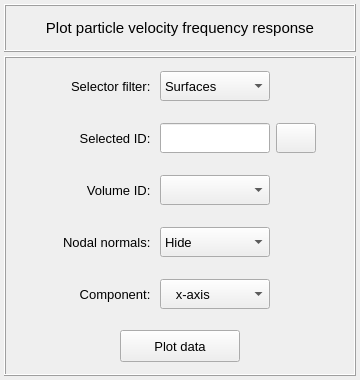
Old version of the form vibra/interface/data/ui_files/plots/acoustic/particle_velocity_inputs.ui in the repository MOPT-UFSC/VIBRA.
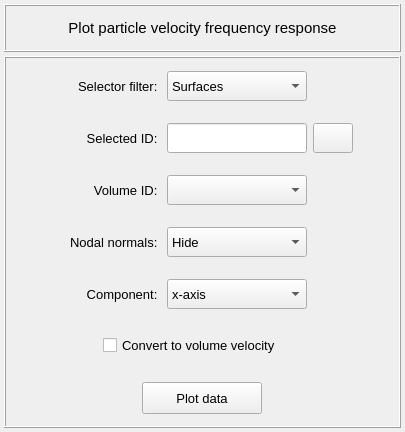
New version of the form. Icons and pictures are not drawn.

Commit message: Add a feature to convert the particle velocity to volume velocity

What changed in the file:
```diff
--- a/vibra/interface/data/ui_files/plots/acoustic/particle_velocity_inputs.ui
+++ b/vibra/interface/data/ui_files/plots/acoustic/particle_velocity_inputs.ui
@@ -6,8 +6,8 @@
    <rect>
     <x>0</x>
     <y>0</y>
-    <width>360</width>
-    <height>380</height>
+    <width>405</width>
+    <height>432</height>
    </rect>
   </property>
   <property name="windowTitle">
@@ -141,6 +141,304 @@
       <property name="spacing">
        <number>4</number>
       </property>
+      <item row="4" column="0">
+       <widget class="QFrame" name="frame_8">
+        <property name="minimumSize">
+         <size>
+          <width>0</width>
+          <height>48</height>
+         </size>
+        </property>
+        <property name="maximumSize">
+         <size>
+          <width>16777215</width>
+          <height>48</height>
+         </size>
+        </property>
+        <property name="frameShape">
+         <enum>QFrame::NoFrame</enum>
+        </property>
+        <property name="frameShadow">
+         <enum>QFrame::Raised</enum>
+        </property>
+        <layout class="QGridLayout" name="gridLayout_9">
+         <property name="leftMargin">
+          <number>2</number>
+         </property>
+         <property name="topMargin">
+          <number>2</number>
+         </property>
+         <property name="rightMargin">
+          <number>2</number>
+         </property>
+         <property name="bottomMargin">
+          <number>2</number>
+         </property>
+         <property name="horizontalSpacing">
+          <number>6</number>
+         </property>
+         <property name="verticalSpacing">
+          <number>2</number>
+         </property>
+         <item row="0" column="0">
+          <spacer name="horizontalSpacer_9">
+           <property name="orientation">
+            <enum>Qt::Horizontal</enum>
+           </property>
+           <property name="sizeHint" stdset="0">
+            <size>
+             <width>40</width>
+             <height>20</height>
+            </size>
+           </property>
+          </spacer>
+         </item>
+         <item row="0" column="4">
+          <spacer name="horizontalSpacer_10">
+           <property name="orientation">
+            <enum>Qt::Horizontal</enum>
+           </property>
+           <property name="sizeHint" stdset="0">
+            <size>
+             <width>40</width>
+             <height>20</height>
+            </size>
+           </property>
+          </spacer>
+         </item>
+         <item row="0" column="3">
+          <widget class="QFrame" name="frame_11">
+           <property name="minimumSize">
+            <size>
+             <width>40</width>
+             <height>30</height>
+            </size>
+           </property>
+           <property name="maximumSize">
+            <size>
+             <width>40</width>
+             <height>30</height>
+            </size>
+           </property>
+           <property name="frameShape">
+            <enum>QFrame::NoFrame</enum>
+           </property>
+           <property name="frameShadow">
+            <enum>QFrame::Raised</enum>
+           </property>
+          </widget>
+         </item>
+         <item row="0" column="1">
+          <widget class="QLabel" name="label_5">
+           <property name="minimumSize">
+            <size>
+             <width>110</width>
+             <height>30</height>
+            </size>
+           </property>
+           <property name="maximumSize">
+            <size>
+             <width>110</width>
+             <height>30</height>
+            </size>
+           </property>
+           <property name="font">
+            <font>
+             <pointsize>10</pointsize>
+            </font>
+           </property>
+           <property name="text">
+            <string>Nodal normals: </string>
+           </property>
+           <property name="alignment">
+            <set>Qt::AlignRight|Qt::AlignTrailing|Qt::AlignVCenter</set>
+           </property>
+          </widget>
+         </item>
+         <item row="0" column="2">
+          <widget class="QComboBox" name="comboBox_nodal_normals">
+           <property name="minimumSize">
+            <size>
+             <width>140</width>
+             <height>30</height>
+            </size>
+           </property>
+           <property name="maximumSize">
+            <size>
+             <width>140</width>
+             <height>30</height>
+            </size>
+           </property>
+           <property name="font">
+            <font>
+             <pointsize>10</pointsize>
+            </font>
+           </property>
+           <property name="styleSheet">
+            <string notr="true"/>
+           </property>
+           <property name="currentIndex">
+            <number>0</number>
+           </property>
+           <item>
+            <property name="text">
+             <string>Hide</string>
+            </property>
+           </item>
+           <item>
+            <property name="text">
+             <string>Show</string>
+            </property>
+           </item>
+          </widget>
+         </item>
+        </layout>
+       </widget>
+      </item>
+      <item row="3" column="0">
+       <widget class="QFrame" name="frame_volumes_selector">
+        <property name="minimumSize">
+         <size>
+          <width>0</width>
+          <height>48</height>
+         </size>
+        </property>
+        <property name="maximumSize">
+         <size>
+          <width>16777215</width>
+          <height>48</height>
+         </size>
+        </property>
+        <property name="frameShape">
+         <enum>QFrame::NoFrame</enum>
+        </property>
+        <property name="frameShadow">
+         <enum>QFrame::Raised</enum>
+        </property>
+        <layout class="QGridLayout" name="gridLayout_7">
+         <property name="leftMargin">
+          <number>2</number>
+         </property>
+         <property name="topMargin">
+          <number>2</number>
+         </property>
+         <property name="rightMargin">
+          <number>2</number>
+         </property>
+         <property name="bottomMargin">
+          <number>2</number>
+         </property>
+         <property name="horizontalSpacing">
+          <number>6</number>
+         </property>
+         <property name="verticalSpacing">
+          <number>2</number>
+         </property>
+         <item row="0" column="1">
+          <widget class="QLabel" name="label_3">
+           <property name="minimumSize">
+            <size>
+             <width>110</width>
+             <height>30</height>
+            </size>
+           </property>
+           <property name="maximumSize">
+            <size>
+             <width>110</width>
+             <height>30</height>
+            </size>
+           </property>
+           <property name="font">
+            <font>
+             <pointsize>10</pointsize>
+            </font>
+           </property>
+           <property name="text">
+            <string>Volume ID: </string>
+           </property>
+           <property name="alignment">
+            <set>Qt::AlignRight|Qt::AlignTrailing|Qt::AlignVCenter</set>
+           </property>
+          </widget>
+         </item>
+         <item row="0" column="2">
+          <widget class="QComboBox" name="comboBox_volumes">
+           <property name="minimumSize">
+            <size>
+             <width>140</width>
+             <height>30</height>
+            </size>
+           </property>
+           <property name="maximumSize">
+            <size>
+             <width>140</width>
+             <height>30</height>
+            </size>
+           </property>
+           <property name="font">
+            <font>
+             <pointsize>10</pointsize>
+            </font>
+           </property>
+           <property name="styleSheet">
+            <string notr="true"/>
+           </property>
+           <property name="currentIndex">
+            <number>-1</number>
+           </property>
+          </widget>
+         </item>
+         <item row="0" column="3">
+          <widget class="QFrame" name="frame_10">
+           <property name="minimumSize">
+            <size>
+             <width>40</width>
+             <height>30</height>
+            </size>
+           </property>
+           <property name="maximumSize">
+            <size>
+             <width>40</width>
+             <height>30</height>
+            </size>
+           </property>
+           <property name="frameShape">
+            <enum>QFrame::NoFrame</enum>
+           </property>
+           <property name="frameShadow">
+            <enum>QFrame::Raised</enum>
+           </property>
+          </widget>
+         </item>
+         <item row="0" column="0">
+          <spacer name="horizontalSpacer_5">
+           <property name="orientation">
+            <enum>Qt::Horizontal</enum>
+           </property>
+           <property name="sizeHint" stdset="0">
+            <size>
+             <width>40</width>
+             <height>20</height>
+            </size>
+           </property>
+          </spacer>
+         </item>
+         <item row="0" column="4">
+          <spacer name="horizontalSpacer_6">
+           <property name="orientation">
+            <enum>Qt::Horizontal</enum>
+           </property>
+           <property name="sizeHint" stdset="0">
+            <size>
+             <width>40</width>
+             <height>20</height>
+            </size>
+           </property>
+          </spacer>
+         </item>
+        </layout>
+       </widget>
+      </item>
       <item row="0" column="0">
        <widget class="QFrame" name="frame_5">
         <property name="minimumSize">
@@ -211,13 +509,13 @@
           <widget class="QComboBox" name="comboBox_selector_filter">
            <property name="minimumSize">
             <size>
-             <width>110</width>
+             <width>140</width>
              <height>30</height>
             </size>
            </property>
            <property name="maximumSize">
             <size>
-             <width>110</width>
+             <width>140</width>
              <height>30</height>
             </size>
            </property>
@@ -295,7 +593,7 @@
         </layout>
        </widget>
       </item>
-      <item row="4" column="0">
+      <item row="5" column="0">
        <widget class="QFrame" name="frame_7">
         <property name="minimumSize">
          <size>
@@ -365,13 +663,13 @@
           <widget class="QComboBox" name="comboBox_component_selector">
            <property name="minimumSize">
             <size>
-             <width>110</width>
+             <width>140</width>
              <height>30</height>
             </size>
            </property>
            <property name="maximumSize">
             <size>
-             <width>110</width>
+             <width>140</width>
              <height>30</height>
             </size>
            </property>
@@ -388,7 +686,7 @@
            </property>
            <item>
             <property name="text">
-             <string>   x-axis</string>
+             <string>x-axis</string>
             </property>
            </item>
            <item>
@@ -533,13 +831,13 @@
           <widget class="QLineEdit" name="lineEdit_selection_id">
            <property name="minimumSize">
             <size>
-             <width>110</width>
+             <width>140</width>
              <height>30</height>
             </size>
            </property>
            <property name="maximumSize">
             <size>
-             <width>110</width>
+             <width>140</width>
              <height>30</height>
             </size>
            </property>
@@ -635,7 +933,7 @@
         </layout>
        </widget>
       </item>
-      <item row="5" column="0">
+      <item row="7" column="0">
        <widget class="QFrame" name="frame_3">
         <property name="minimumSize">
          <size>
@@ -704,8 +1002,8 @@
         </layout>
        </widget>
       </item>
-      <item row="2" column="0">
-       <widget class="QFrame" name="frame_volumes_selector">
+      <item row="6" column="0">
+       <widget class="QFrame" name="frame_convert_data">
         <property name="minimumSize">
          <size>
           <width>0</width>
@@ -724,7 +1022,7 @@
         <property name="frameShadow">
          <enum>QFrame::Raised</enum>
         </property>
-        <layout class="QGridLayout" name="gridLayout_7">
+        <layout class="QGridLayout" name="gridLayout_10">
          <property name="leftMargin">
           <number>2</number>
          </property>
@@ -743,84 +1041,8 @@
          <property name="verticalSpacing">
           <number>2</number>
          </property>
-         <item row="0" column="1">
-          <widget class="QLabel" name="label_3">
-           <property name="minimumSize">
-            <size>
-             <width>110</width>
-             <height>30</height>
-            </size>
-           </property>
-           <property name="maximumSize">
-            <size>
-             <width>110</width>
-             <height>30</height>
-            </size>
-           </property>
-           <property name="font">
-            <font>
-             <pointsize>10</pointsize>
-            </font>
-           </property>
-           <property name="text">
-            <string>Volume ID: </string>
-           </property>
-           <property name="alignment">
-            <set>Qt::AlignRight|Qt::AlignTrailing|Qt::AlignVCenter</set>
-           </property>
-          </widget>
-         </item>
-         <item row="0" column="2">
-          <widget class="QComboBox" name="comboBox_volumes">
-           <property name="minimumSize">
-            <size>
-             <width>110</width>
-             <height>30</height>
-            </size>
-           </property>
-           <property name="maximumSize">
-            <size>
-             <width>110</width>
-             <height>30</height>
-            </size>
-           </property>
-           <property name="font">
-            <font>
-             <pointsize>10</pointsize>
-            </font>
-           </property>
-           <property name="styleSheet">
-            <string notr="true"/>
-           </property>
-           <property name="currentIndex">
-            <number>-1</number>
-           </property>
-          </widget>
-         </item>
-         <item row="0" column="3">
-          <widget class="QFrame" name="frame_10">
-           <property name="minimumSize">
-            <size>
-             <width>40</width>
-             <height>30</height>
-            </size>
-           </property>
-           <property name="maximumSize">
-            <size>
-             <width>40</width>
-             <height>30</height>
-            </size>
-           </property>
-           <property name="frameShape">
-            <enum>QFrame::NoFrame</enum>
-           </property>
-           <property name="frameShadow">
-            <enum>QFrame::Raised</enum>
-           </property>
-          </widget>
-         </item>
          <item row="0" column="0">
-          <spacer name="horizontalSpacer_5">
+          <spacer name="horizontalSpacer_11">
            <property name="orientation">
             <enum>Qt::Horizontal</enum>
            </property>
@@ -832,8 +1054,8 @@
            </property>
           </spacer>
          </item>
-         <item row="0" column="4">
-          <spacer name="horizontalSpacer_6">
+         <item row="0" column="2">
+          <spacer name="horizontalSpacer_12">
            <property name="orientation">
             <enum>Qt::Horizontal</enum>
            </property>
@@ -845,160 +1067,24 @@
            </property>
           </spacer>
          </item>
-        </layout>
-       </widget>
-      </item>
-      <item row="3" column="0">
-       <widget class="QFrame" name="frame_8">
-        <property name="minimumSize">
-         <size>
-          <width>0</width>
-          <height>48</height>
-         </size>
-        </property>
-        <property name="maximumSize">
-         <size>
-          <width>16777215</width>
-          <height>48</height>
-         </size>
-        </property>
-        <property name="frameShape">
-         <enum>QFrame::NoFrame</enum>
-        </property>
-        <property name="frameShadow">
-         <enum>QFrame::Raised</enum>
-        </property>
-        <layout class="QGridLayout" name="gridLayout_9">
-         <property name="leftMargin">
-          <number>2</number>
-         </property>
-         <property name="topMargin">
-          <number>2</number>
-         </property>
-         <property name="rightMargin">
-          <number>2</number>
-         </property>
-         <property name="bottomMargin">
-          <number>2</number>
-         </property>
-         <property name="horizontalSpacing">
-          <number>6</number>
-         </property>
-         <property name="verticalSpacing">
-          <number>2</number>
-         </property>
          <item row="0" column="1">
-          <widget class="QLabel" name="label_5">
+          <widget class="QCheckBox" name="checkBox_convert_to_volume_velocity">
            <property name="minimumSize">
             <size>
-             <width>110</width>
-             <height>30</height>
+             <width>200</width>
+             <height>0</height>
             </size>
            </property>
-           <property name="maximumSize">
-            <size>
-             <width>110</width>
-             <height>30</height>
-            </size>
-           </property>
            <property name="font">
             <font>
              <pointsize>10</pointsize>
             </font>
            </property>
            <property name="text">
-            <string>Nodal normals: </string>
+            <string>Convert to volume velocity</string>
            </property>
-           <property name="alignment">
-            <set>Qt::AlignRight|Qt::AlignTrailing|Qt::AlignVCenter</set>
-           </property>
           </widget>
          </item>
-         <item row="0" column="2">
-          <widget class="QComboBox" name="comboBox_nodal_normals">
-           <property name="minimumSize">
-            <size>
-             <width>110</width>
-             <height>30</height>
-            </size>
-           </property>
-           <property name="maximumSize">
-            <size>
-             <width>110</width>
-             <height>30</height>
-            </size>
-           </property>
-           <property name="font">
-            <font>
-             <pointsize>10</pointsize>
-            </font>
-           </property>
-           <property name="styleSheet">
-            <string notr="true"/>
-           </property>
-           <property name="currentIndex">
-            <number>0</number>
-           </property>
-           <item>
-            <property name="text">
-             <string>Hide</string>
-            </property>
-           </item>
-           <item>
-            <property name="text">
-             <string>Show</string>
-            </property>
-           </item>
-          </widget>
-         </item>
-         <item row="0" column="3">
-          <widget class="QFrame" name="frame_11">
-           <property name="minimumSize">
-            <size>
-             <width>40</width>
-             <height>30</height>
-            </size>
-           </property>
-           <property name="maximumSize">
-            <size>
-             <width>40</width>
-             <height>30</height>
-            </size>
-           </property>
-           <property name="frameShape">
-            <enum>QFrame::NoFrame</enum>
-           </property>
-           <property name="frameShadow">
-            <enum>QFrame::Raised</enum>
-           </property>
-          </widget>
-         </item>
-         <item row="0" column="0">
-          <spacer name="horizontalSpacer_9">
-           <property name="orientation">
-            <enum>Qt::Horizontal</enum>
-           </property>
-           <property name="sizeHint" stdset="0">
-            <size>
-             <width>40</width>
-             <height>20</height>
-            </size>
-           </property>
-          </spacer>
-         </item>
-         <item row="0" column="4">
-          <spacer name="horizontalSpacer_10">
-           <property name="orientation">
-            <enum>Qt::Horizontal</enum>
-           </property>
-           <property name="sizeHint" stdset="0">
-            <size>
-             <width>40</width>
-             <height>20</height>
-            </size>
-           </property>
-          </spacer>
-         </item>
         </layout>
        </widget>
       </item>
```
Left out of the diff: 6 changed lines with no effect on the pictures. The commit also changes 2 other files.
